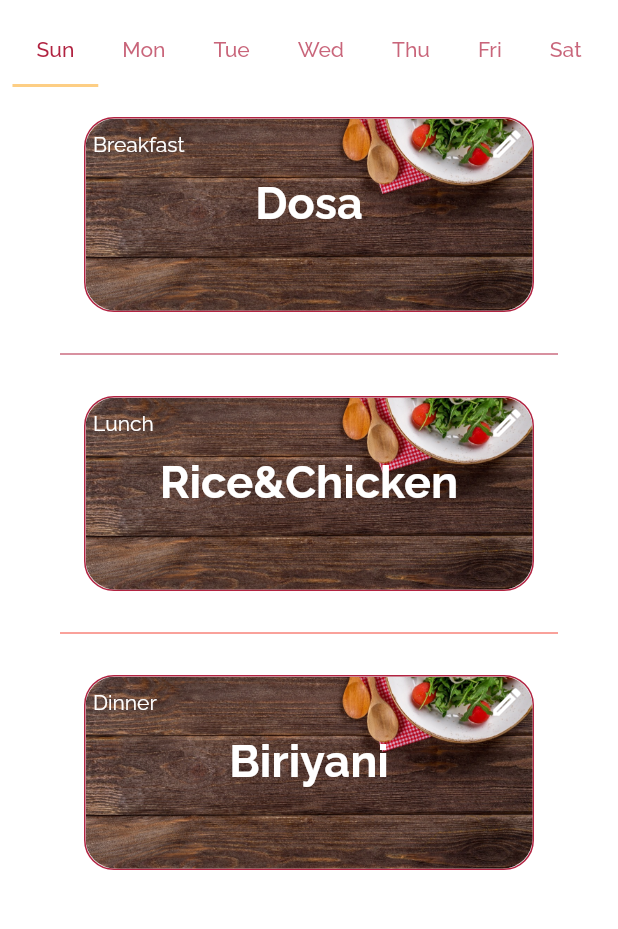
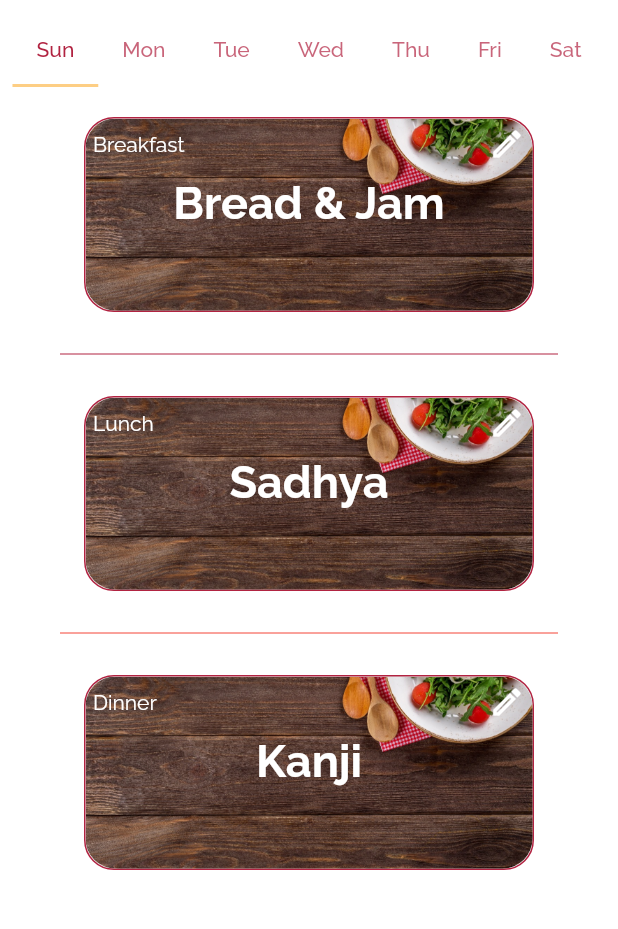
Before and after one commit to TeamFLEG/messapp, a Flutter app: the MessMenu screen opened by its route, on a phone screen of 412 x 824 dp, the part 123-1052 px from its top. Run offline on Flutter 3.47's test engine with Material 2 defaults, Android fonts, the phone set to English and light mode, and no system bars; our stand-ins replace animated_splash_screen, cloud_firestore, email_validator, firebase_auth, firebase_core, google_sign_in and 1 more; missing offline and left inert: external_app_launcher, qr_code_scanner; accounts and stored records are empty.

Commit message:
updated food menu

```diff
--- a/lib/screens/user/mess_menu.dart
+++ b/lib/screens/user/mess_menu.dart
@@ -74,13 +74,34 @@ class _MessMenuState extends State<MessMenu> {
                       Expanded(
                         child: TabBarView(
                           children: [
-                            MenuSection(),
-                            MenuSection(),
-                            MenuSection(),
-                            MenuSection(),
-                            MenuSection(),
-                            MenuSection(),
-                            MenuSection(),
+                            MenuSection(
+                                mrng: "Bread & Jam",
+                                noon: "Sadhya",
+                                night: "Kanji"),
+                            MenuSection(
+                                mrng: "Idly & Sambar",
+                                noon: "Rice & Fish",
+                                night: "Chicken Biriyani"),
+                            MenuSection(
+                                mrng: "Puttu & Kadala",
+                                noon: "Rice & Chicken",
+                                night: "Poori & Bhaaji"),
+                            MenuSection(
+                                mrng: "Dosa & Sambar",
+                                noon: "Rice & Egg",
+                                night: "Idiyappam & Kadala"),
+                            MenuSection(
+                                mrng: "Poori Masala",
+                                noon: "Rice & Fish",
+                                night: "Chicken Biriyani"),
+                            MenuSection(
+                                mrng: "Idly & Sambar",
+                                noon: "Rice & Egg",
+                                night: "Noolputtu"),
+                            MenuSection(
+                                mrng: "Idly & Sambar",
+                                noon: "Rice & Fish",
+                                night: "Puttu & Fish"),
                           ],
                         ),
                       ),
@@ -97,26 +118,32 @@ class _MessMenuState extends State<MessMenu> {
 }
 
 class MenuSection extends StatelessWidget {
-  const MenuSection({Key? key}) : super(key: key);
+  const MenuSection(
+      {Key? key, required this.mrng, required this.noon, required this.night})
+      : super(key: key);
+
+  final String mrng;
+  final String noon;
+  final String night;
 
   @override
   Widget build(BuildContext context) {
     return Column(
       mainAxisSize: MainAxisSize.max,
-      children: const [
-        MenuCard(foodItem: "Dosa", mealPeriod: "Breakfast"),
-        Divider(
+      children: [
+        MenuCard(foodItem: mrng, mealPeriod: "Breakfast"),
+        const Divider(
           indent: 40,
           endIndent: 40,
           color: Palette.myMaroon,
         ),
-        MenuCard(foodItem: "Rice&Chicken", mealPeriod: "Lunch"),
-        Divider(
+        MenuCard(foodItem: noon, mealPeriod: "Lunch"),
+        const Divider(
           indent: 40,
           endIndent: 40,
           color: Colors.red,
         ),
-        MenuCard(foodItem: "Biriyani", mealPeriod: "Dinner"),
+        MenuCard(foodItem: night, mealPeriod: "Dinner"),
       ],
     );
   }
```
